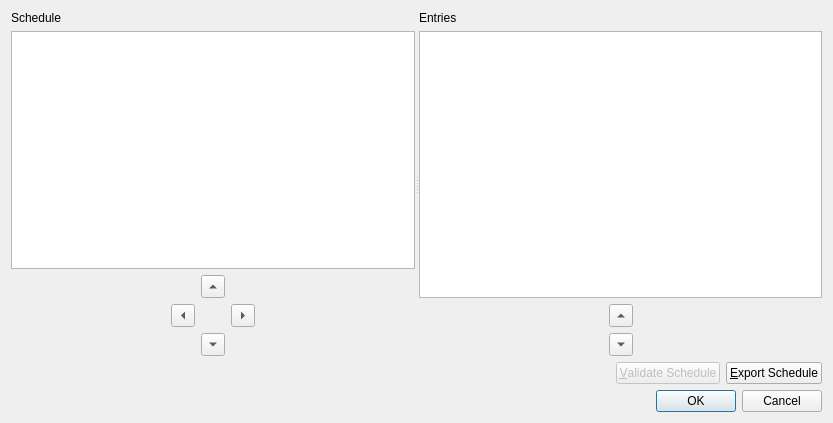
First picture: the form in Forms/ui_scheduleDialog.ui, repository diana134/afs, before the edit.
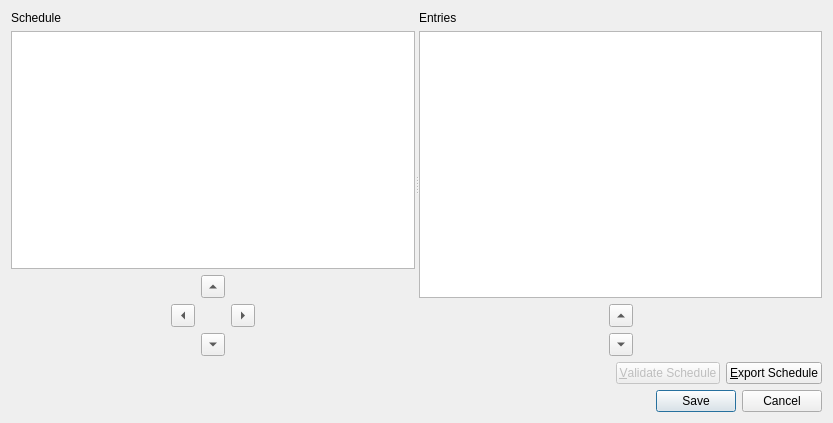
Second picture: the form after the edit.

Commit message: Changed Schedule Dialog ok button to be a save button, same functionality.

Diff of the .ui file:
```diff
--- a/Forms/ui_scheduleDialog.ui
+++ b/Forms/ui_scheduleDialog.ui
@@ -220,7 +220,10 @@
    <item>
     <widget class="QDialogButtonBox" name="btnBox">
      <property name="standardButtons">
-      <set>QDialogButtonBox::Cancel|QDialogButtonBox::Ok</set>
+      <set>QDialogButtonBox::Cancel|QDialogButtonBox::Save</set>
+     </property>
+     <property name="centerButtons">
+      <bool>false</bool>
      </property>
     </widget>
    </item>
```
The commit also changes 2 other files.
